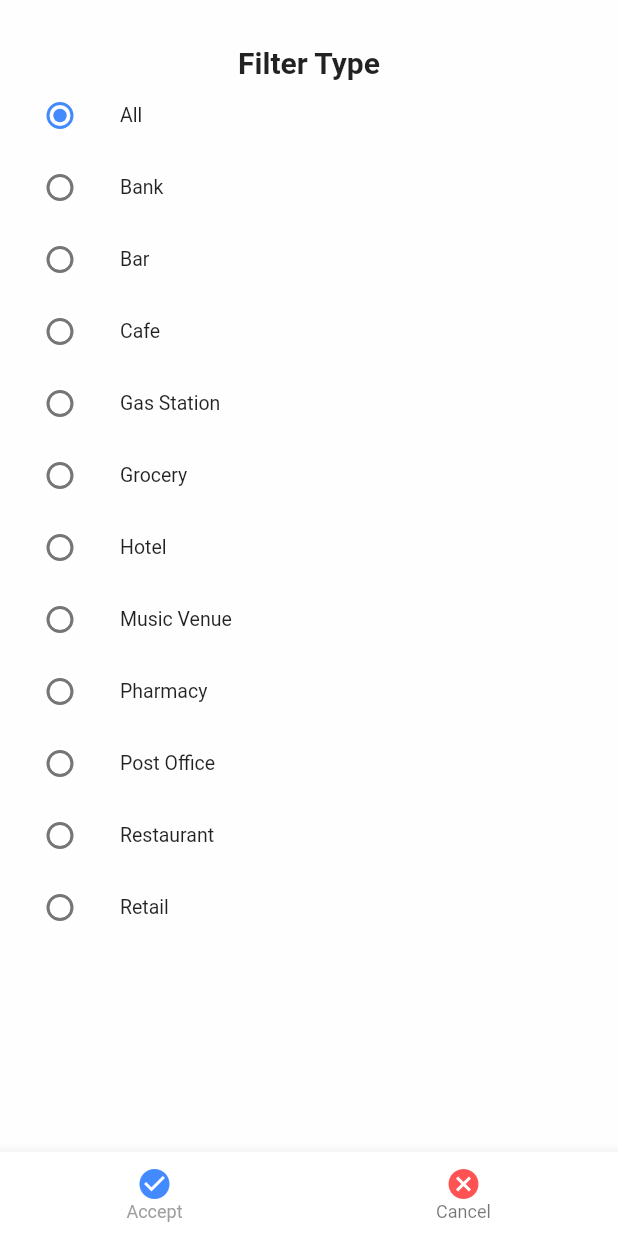
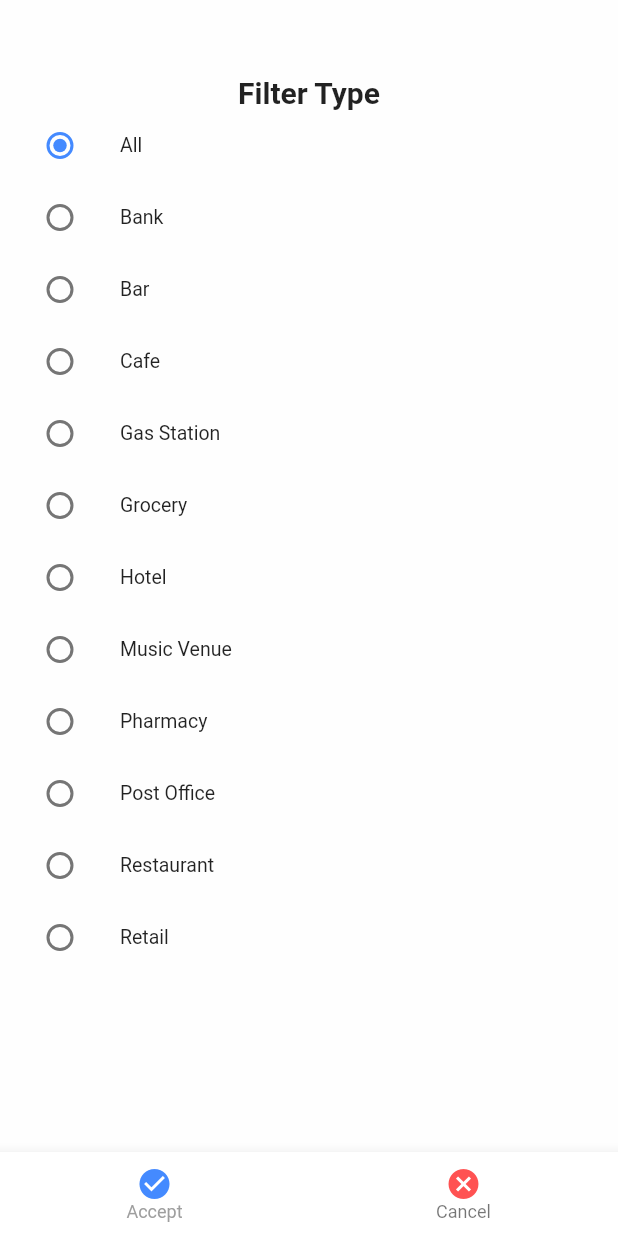
Before and after one commit to mcreekmore/moves, a Flutter app: the HomeFilterBottomSheet screen opened directly, on a phone screen of 412 x 824 dp. Run offline on Flutter 3.47's test engine with Material 2 defaults, Android fonts, the phone set to English and light mode, and no system bars; our stand-ins replace dio, firebase_auth, flutter_form_builder, flutter_spinkit, geolocator, google_maps_flutter and 3 more; missing offline and left inert: floating_search_bar, geocoder, google_maps_webservice; accounts and stored records are empty; network calls fail; statements that could not run were skipped.

```diff
--- a/lib/widgets/home_filter_bottom_sheet.dart
+++ b/lib/widgets/home_filter_bottom_sheet.dart
@@ -35,14 +35,13 @@ class _HomeFilterBottomSheetState extends State<HomeFilterBottomSheet> {
       }
     }
 
-    return SafeArea(
-      child: Scaffold(
+    return Scaffold(
       body: Container(
         child: SingleChildScrollView(
           child: Column(
             children: <Widget>[
               SizedBox(
-                  height: 30,
+                height: 50,
               ),
               Text(
                 'Filter Type',
@@ -269,7 +268,6 @@ class _HomeFilterBottomSheetState extends State<HomeFilterBottomSheet> {
           ],
         ),
       ),
-      ),
     );
   }
 }
```
Also changed, not shown: lib/screens_ui/about_me_screen.dart (+1 -6 lines), lib/screens_ui/feedback_screen.dart (+1 -7 lines), lib/screens_ui/location_screen.dart (+7 -1 lines). Lines whose indentation alone changed are shown as unchanged.
